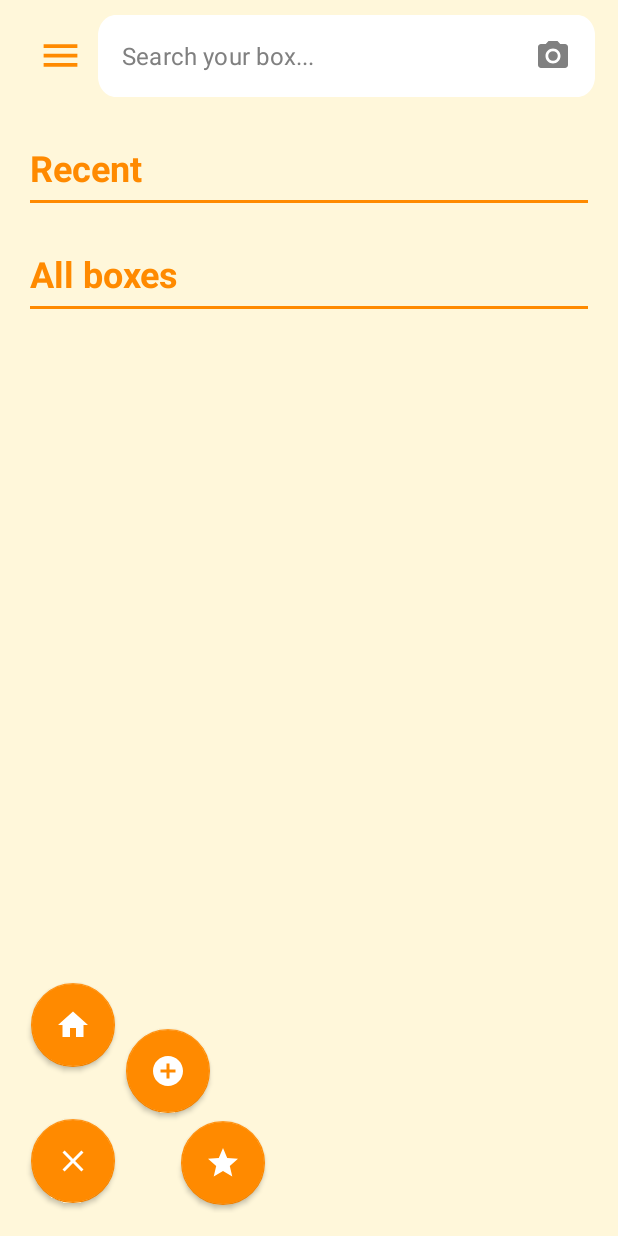
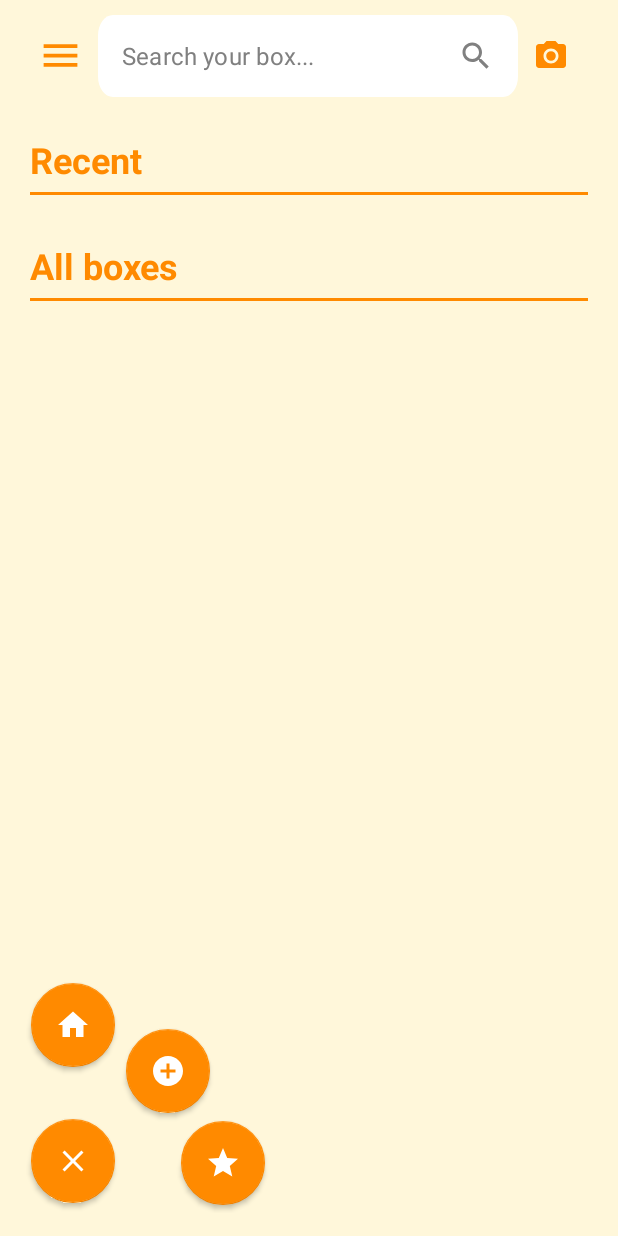
Before and after one commit to Dev-Oops5/Squirrels-Box, an Android app: the HomeActivity screen opened directly, with no data from a screen before it, after a tap on "SquirrelsBox", on a phone screen of 412 x 824 dp. Run offline under Robolectric (Android 15) with nearby library versions, the light colour scheme and no system bars; our stand-ins replace Firebase (no records; nobody signed in at launch, a user with empty details on screens opened directly), data binding.

Commit message:
homeSearch init

```diff
--- a/app/build.gradle
+++ b/app/build.gradle
@@ -66,4 +66,5 @@ dependencies {
 
     //Fragment-model view
     implementation 'androidx.fragment:fragment-ktx:1.5.3'
+
 }
--- a/app/src/main/AndroidManifest.xml
+++ b/app/src/main/AndroidManifest.xml
@@ -1,6 +1,8 @@
 <?xml version="1.0" encoding="utf-8"?>
 <manifest xmlns:android="http://schemas.android.com/apk/res/android"
     package="com.miodemi.squirrelsbox">
+
+
 
     <application
         android:allowBackup="true"
--- /dev/null
+++ b/app/src/main/res/drawable/ic_baseline_search_24.xml
@@ -0,0 +1,5 @@
+<vector android:height="24dp" android:tint="#000000"
+    android:viewportHeight="24" android:viewportWidth="24"
+    android:width="24dp" xmlns:android="http://schemas.android.com/apk/res/android">
+    <path android:fillColor="@android:color/white" android:pathData="M15.5,14h-0.79l-0.28,-0.27C15.41,12.59 16,11.11 16,9.5 16,5.91 13.09,3 9.5,3S3,5.91 3,9.5 5.91,16 9.5,16c1.61,0 3.09,-0.59 4.23,-1.57l0.27,0.28v0.79l5,4.99L20.49,19l-4.99,-5zM9.5,14C7.01,14 5,11.99 5,9.5S7.01,5 9.5,5 14,7.01 14,9.5 11.99,14 9.5,14z"/>
+</vector>
--- a/app/src/main/res/layout/content_home.xml
+++ b/app/src/main/res/layout/content_home.xml
@@ -8,38 +8,39 @@
 
     <LinearLayout
         android:id="@+id/titleLy"
-        android:layout_width="match_parent"
+        android:layout_width="wrap_content"
         android:layout_height="wrap_content"
         android:layout_marginStart="15dp"
         android:layout_marginEnd="15dp"
         android:layout_marginTop="10dp"
-        android:layout_marginBottom="5dp"
-        android:orientation="horizontal">
+        android:orientation="horizontal"
+        android:gravity="center">
 
         <ImageButton
             android:id="@+id/menuNvIb"
             android:layout_width="wrap_content"
             android:layout_height="wrap_content"
             android:src="@drawable/ic_baseline_menu_24"
-            android:background="?attr/selectableItemBackground"
-            android:padding="10dp"
+            android:background="?android:attr/selectableItemBackground"
             app:tint="@color/primary_orange_dark"
             android:contentDescription="menuNavigationView"
-            android:layout_gravity="center"/>
+            android:layout_gravity="center"
+            style="@style/Widget.Material3.Button.IconButton"/>
 
         <com.google.android.material.textfield.TextInputLayout
             android:id="@+id/searchTil"
-            android:layout_width="match_parent"
+            android:layout_width="wrap_content"
             android:layout_height="wrap_content"
             app:boxStrokeWidthFocused="0dp"
             app:boxStrokeWidth="0dp"
             android:textColorHint="#7C7C7C"
             app:hintEnabled="false"
+            android:orientation="horizontal"
             >
 
             <EditText
                 android:id="@+id/searchET"
-                android:layout_width="match_parent"
+                android:layout_width="wrap_content"
                 android:layout_height="wrap_content"
                 android:autofillHints="Username"
                 android:background="@drawable/vc_rectangle_label_search"
@@ -47,11 +48,25 @@
                 android:textColorHint="@color/gray"
                 android:inputType="text"
                 android:textColor="#7C7C7C"
-                android:drawableEnd="@drawable/ic_baseline_photo_camera_24"
+                android:drawableEnd="@drawable/ic_baseline_search_24"
                 android:drawableTint="@color/gray"
                 android:padding="15dp"
-                />
+                android:clickable="true"
+                android:focusable="true"/>
         </com.google.android.material.textfield.TextInputLayout>
+
+        <ImageButton
+            android:id="@+id/camera_ic"
+            android:layout_width="wrap_content"
+            android:layout_height="wrap_content"
+            android:src="@drawable/ic_baseline_photo_camera_24"
+            android:background="?android:attr/selectableItemBackground"
+            app:tint="@color/primary_orange_dark"
+            android:onClick="takePhoto"
+            android:contentDescription="cameraNavigationView"
+            style="@style/Widget.Material3.Button.IconButton"
+            android:layout_gravity="center" />
+
     </LinearLayout>
 
     <FrameLayout
```
Also changed, not shown: app/src/main/java/com/miodemi/squirrelsbox/HomeActivity.kt (+67 -4 lines), app/src/main/java/com/miodemi/squirrelsbox/profile/navigation/home/HomeSearchFragment.kt (added, +30 -0 lines), app/src/main/res/layout/fragment_home_search.xml (added, +14 -0 lines).
